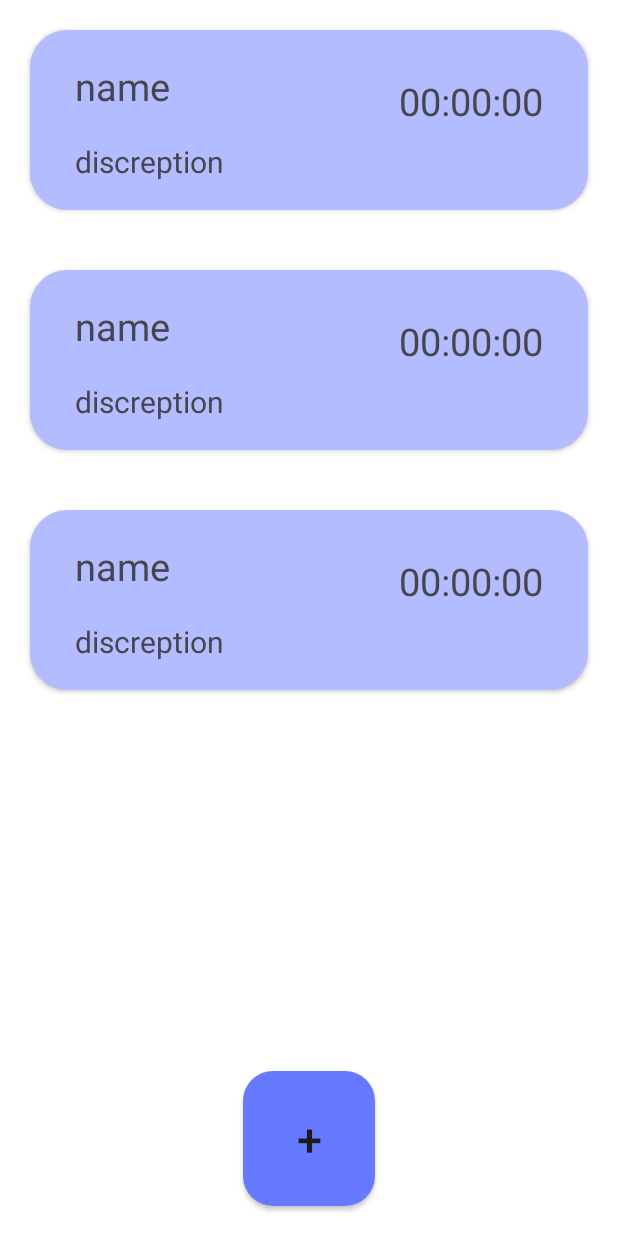
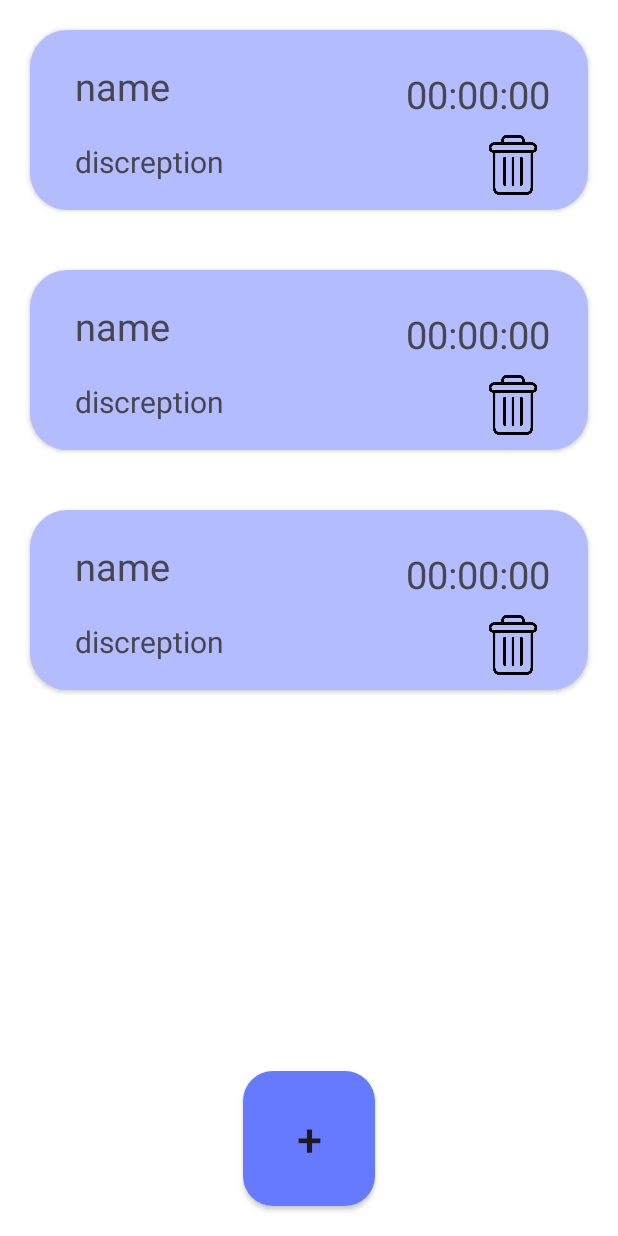
Before and after one commit to salmaehab26/Timer-Application, an Android app: the layout activity_main.xml on its own in the app's theme, with its tools: preview values and no code run, on a phone screen of 412 x 824 dp. Run offline under Robolectric (Android 15) with nearby library versions, the phone set to English and light mode, and no system bars.

```diff
--- a/app/src/main/java/com/example/timerapplication/Adapter/TimerAdapter.kt
+++ b/app/src/main/java/com/example/timerapplication/Adapter/TimerAdapter.kt
@@ -14,7 +14,7 @@ import kotlinx.coroutines.isActive
 import kotlinx.coroutines.launch
 import java.util.concurrent.TimeUnit
 
-class TimerAdapter : RecyclerView.Adapter<TimerAdapter.ViewHolder>() {
+class TimerAdapter(private val onDelete: (Long) -> Unit) : RecyclerView.Adapter<TimerAdapter.ViewHolder>() {
 
     private val timerList = mutableListOf<TimerModel>()
     private var countdownJob: Job? = null
@@ -25,6 +25,9 @@ class TimerAdapter : RecyclerView.Adapter<TimerAdapter.ViewHolder>() {
             binding.textName.text = item.name
             binding.textDescr.text = item.description
             binding.textTime.text = formatMillis(item.remainingTime)
+            binding.delete.setOnClickListener {
+                onDelete(item.id)
+            }
         }
     }
     override fun onCreateViewHolder(parent: ViewGroup, viewType: Int): ViewHolder {
@@ -34,7 +37,7 @@ class TimerAdapter : RecyclerView.Adapter<TimerAdapter.ViewHolder>() {
 
     override fun onBindViewHolder(holder: ViewHolder, position: Int) {
         holder.bind(timerList[position])
-    }
+     }
 
     override fun getItemCount(): Int = timerList.size
 
--- a/app/src/main/res/layout/timer_item.xml
+++ b/app/src/main/res/layout/timer_item.xml
@@ -12,8 +12,8 @@
 
     <androidx.constraintlayout.widget.ConstraintLayout
         android:layout_width="match_parent"
-        android:background="#80667aff"
-        android:layout_height="match_parent">
+        android:layout_height="match_parent"
+        android:background="#80667aff">
 
 
         <androidx.appcompat.widget.AppCompatTextView
@@ -43,12 +43,21 @@
             android:id="@+id/text_time"
             android:layout_width="wrap_content"
             android:layout_height="wrap_content"
+            android:layout_margin="25dp"
             android:text="00:00:00"
-            android:layout_margin="30dp"
             android:textSize="25sp"
-            app:layout_constraintTop_toTopOf="parent"
-            app:layout_constraintEnd_toEndOf="parent"/>
+            app:layout_constraintEnd_toEndOf="parent"
+            app:layout_constraintTop_toTopOf="parent" />
 
+        <androidx.appcompat.widget.AppCompatImageView
+            android:id="@+id/delete"
+            android:layout_width="40dp"
+            android:layout_height="40dp"
+            android:layout_marginEnd="30dp"
+            android:layout_marginTop="10dp"
+            android:src="@drawable/delete"
+            app:layout_constraintEnd_toEndOf="parent"
+            app:layout_constraintTop_toBottomOf="@id/text_time" />
     </androidx.constraintlayout.widget.ConstraintLayout>
 
 </androidx.cardview.widget.CardView>
```
Also changed, not shown: app/src/main/java/com/example/timerapplication/data/NotificationWorker.kt (deleted, +0 -43 lines), app/src/main/java/com/example/timerapplication/data/NotificatonHelper.kt (deleted, +0 -33 lines), app/src/main/java/com/example/timerapplication/data/scheduleNotification.kt (deleted, +0 -27 lines), app/src/main/java/com/example/timerapplication/ui/MainActivity.kt (+13 -1 lines), app/src/main/java/com/example/timerapplication/viewModel/TimerViewModel.kt (+17 -20 lines), app/src/main/java/com/example/timerapplication/worker/NotificationWorker.kt (added, +49 -0 lines), app/src/main/java/com/example/timerapplication/worker/scheduleNotification.kt (added, +30 -0 lines), app/src/main/res/drawable/delete.png (added).
